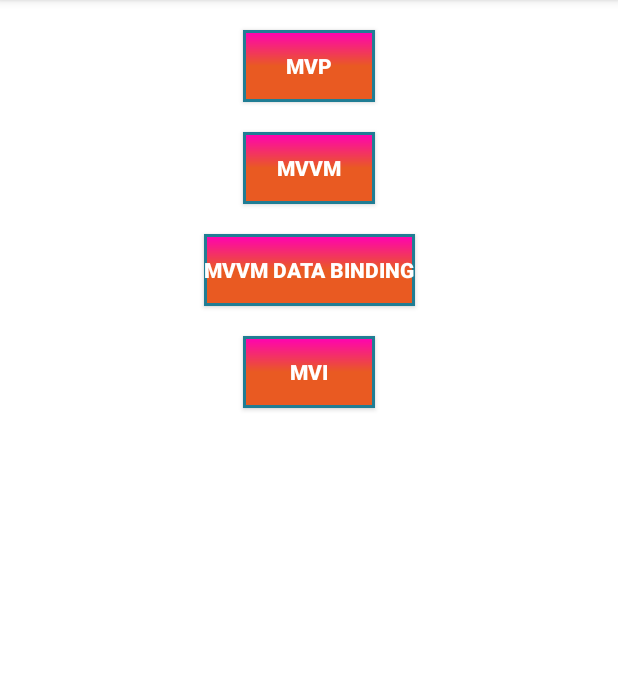
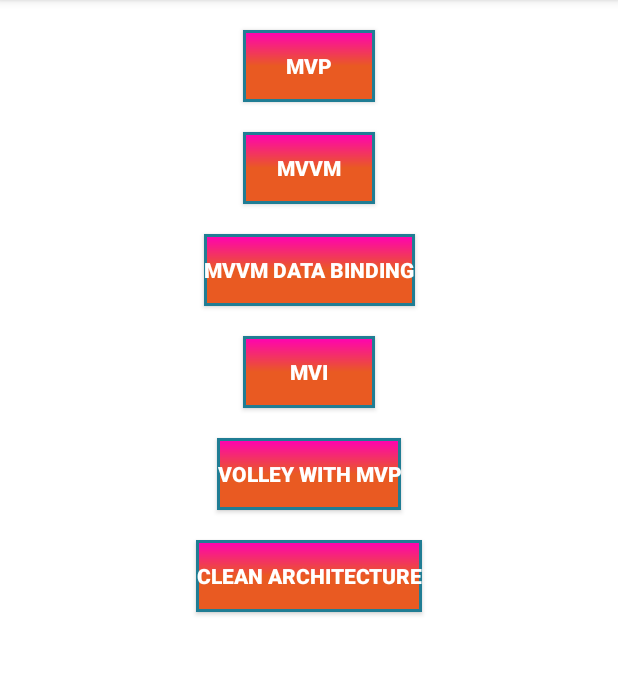
Before and after one commit to sibaprasad12/Android, an Android app: the screen it shows after launch (MainActivity), on a phone screen of 412 x 824 dp, the part 84-759 px from its top. Run offline under Robolectric (Android 15) with nearby library versions, the phone set to English and light mode, and no system bars.

```diff
--- a/ArchitectureAndDesignPattern/app/src/main/java/spm/architecture/designpattern/MainActivity.kt
+++ b/ArchitectureAndDesignPattern/app/src/main/java/spm/architecture/designpattern/MainActivity.kt
@@ -4,10 +4,12 @@ import android.content.Intent
 import android.os.Bundle
 import androidx.appcompat.app.AppCompatActivity
 import kotlinx.android.synthetic.main.activity_main.*
+import spm.architecture.designpattern.cleanArchitecture.CleanArchitectureActivity
 import spm.architecture.designpattern.mvi.MviActivity
 import spm.architecture.designpattern.mvp.MvpActivity
 import spm.architecture.designpattern.mvvm.MvvmActivity
 import spm.architecture.designpattern.mvvmWithDataBinding.MvvmDatabindingActivity
+import spm.architecture.designpattern.volleyWithMvp.VolleyMvpActivity
 
 class MainActivity : AppCompatActivity() {
     override fun onCreate(savedInstanceState: Bundle?) {
@@ -30,5 +32,13 @@ class MainActivity : AppCompatActivity() {
             startActivity(Intent(this, MviActivity::class.java))
         }
 
+        buttonVolleyWithMvp.setOnClickListener {
+            startActivity(Intent(this, VolleyMvpActivity::class.java))
+        }
+
+        buttonCleanArchitecture.setOnClickListener {
+            startActivity(Intent(this, CleanArchitectureActivity::class.java))
+        }
+
     }
 }
--- a/ArchitectureAndDesignPattern/app/src/main/res/layout/activity_main.xml
+++ b/ArchitectureAndDesignPattern/app/src/main/res/layout/activity_main.xml
@@ -39,4 +39,23 @@
         app:layout_constraintStart_toStartOf="parent"
         app:layout_constraintTop_toBottomOf="@+id/buttonMvvmDatabinding" />
 
+
+    <androidx.appcompat.widget.AppCompatButton
+        android:id="@+id/buttonVolleyWithMvp"
+        style="@style/buttonStyle"
+        android:text="@string/volley_with_mvp"
+        app:layout_constraintEnd_toEndOf="parent"
+        app:layout_constraintStart_toStartOf="parent"
+        app:layout_constraintTop_toBottomOf="@+id/buttonMvi" />
+
+    <androidx.appcompat.widget.AppCompatButton
+        android:id="@+id/buttonCleanArchitecture"
+        style="@style/buttonStyle"
+        android:text="@string/cleanArchitecture"
+        app:layout_constraintEnd_toEndOf="parent"
+        app:layout_constraintStart_toStartOf="parent"
+        app:layout_constraintTop_toBottomOf="@+id/buttonVolleyWithMvp" />
+
+
+
 </androidx.constraintlayout.widget.ConstraintLayout>
--- a/ArchitectureAndDesignPattern/app/src/main/res/values/strings.xml
+++ b/ArchitectureAndDesignPattern/app/src/main/res/values/strings.xml
@@ -17,4 +17,6 @@
     <string name="json_object_request">JSON object Request</string>
     <string name="json_array_request">JSON ARRAY Request</string>
     <string name="image_request">Image Request</string>
+    <string name="volley_with_mvp">Volley With MVP</string>
+    <string name="cleanArchitecture">Clean Architecture</string>
 </resources>
```
Also changed, not shown: ArchitectureAndDesignPattern/app/src/main/AndroidManifest.xml (+13 -9 lines), ArchitectureAndDesignPattern/app/src/main/java/spm/architecture/designpattern/cleanArchitecture/CleanArchitectureActivity.kt (deleted, +0 -12 lines), ArchitectureAndDesignPattern/app/src/main/java/spm/architecture/designpattern/solidPrinciple/SolidPrincipleActivity.kt (deleted, +0 -12 lines), ArchitectureAndDesignPattern/app/src/main/res/layout/activity_clean_architecture.xml (deleted, +0 -9 lines), ArchitectureAndDesignPattern/app/src/main/res/layout/activity_solid_principle.xml (deleted, +0 -9 lines).
